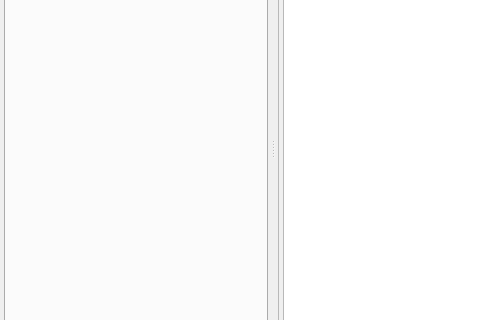
Nkyoku/phoenix-firmware, file Jetson/ros2/src/phoenix_gui/src/main_window.ui: the form before one commit; both pictures show x 0 to 480 and y 158 to 478 of the 800 by 600 pixel window.
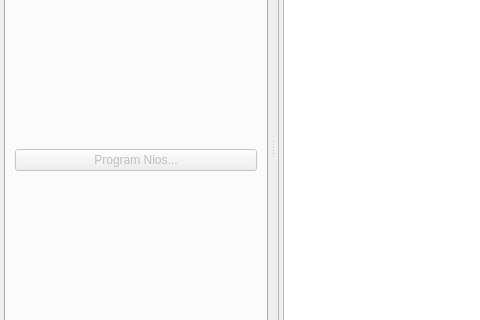
The form after the commit. The open tabs and pages were chosen to show the change.

Patch:
```diff
--- a/Jetson/ros2/src/phoenix_gui/src/main_window.ui
+++ b/Jetson/ros2/src/phoenix_gui/src/main_window.ui
@@ -254,6 +254,18 @@
         <attribute name="title">
          <string>System</string>
         </attribute>
+        <layout class="QVBoxLayout" name="verticalLayout_4">
+         <item>
+          <widget class="QPushButton" name="programNiosButton">
+           <property name="enabled">
+            <bool>false</bool>
+           </property>
+           <property name="text">
+            <string>Program Nios...</string>
+           </property>
+          </widget>
+         </item>
+        </layout>
        </widget>
       </widget>
       <widget class="QWidget" name="widget_2" native="true">
```
